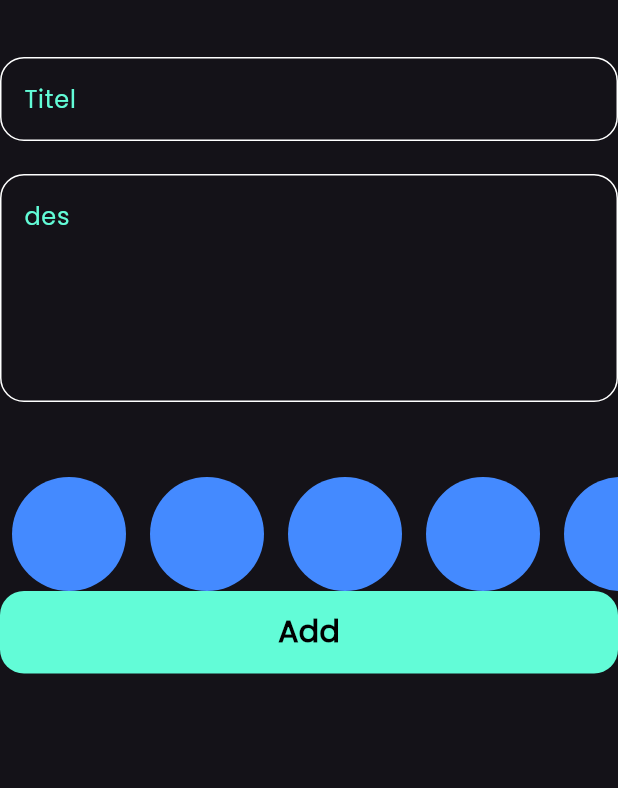
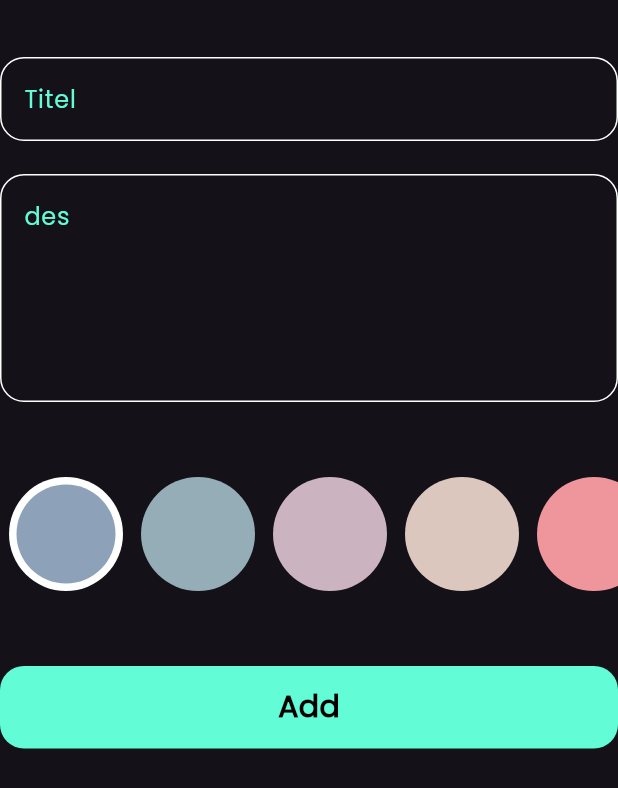
Before and after one commit to elmoatazbellah86/note, a Flutter app: the AddNoteForm widget shown alone on an empty page, opened directly, on a phone screen of 412 x 824 dp. Shown: the top 788 px of the screen. Run offline on Flutter 3.47's test engine with Material 3 defaults, Android fonts, the phone set to English and light mode, and no system bars; our stand-ins replace bloc, flutter_bloc, font_awesome_flutter, hive, hive_flutter; accounts and stored records are empty.

Commit message:
color add box and chang

```diff
--- a/lib/cubits/add_not_cubit/cubit/add_note_cubit.dart
+++ b/lib/cubits/add_not_cubit/cubit/add_note_cubit.dart
@@ -1,4 +1,5 @@
 import 'package:bloc/bloc.dart';
+import 'package:flutter/material.dart';
 import 'package:hive_flutter/hive_flutter.dart';
 import 'package:meta/meta.dart';
 import 'package:note/model/note_model.dart';
@@ -9,10 +10,10 @@ part 'add_note_state.dart';
 class AddNoteCubit extends Cubit<AddNoteState> {
   AddNoteCubit() : super(AddNoteInitial());
   //bool isLoding = false;
-  // Color color = const Color(0xffAC3931);
+  Color? color = const Color(0xffAC3931);
 
   addNote(NoteModel note) async {
-    //note.color = color.value;
+    note.color = color!.value;
     emit(AddNoteLoding());
     try {
       var notesBox = Hive.box<NoteModel>(kNotesBox);
--- a/lib/views/widgets/add_note_form.dart
+++ b/lib/views/widgets/add_note_form.dart
@@ -44,6 +44,7 @@ class _AddNoteFormState extends State<AddNoteForm> {
           ),
           SizedBox(height: 50),
           CloroListView(),
+          SizedBox(height: 50),
           BlocBuilder<AddNoteCubit, AddNoteState>(
             builder: (context, state) {
               return CustumButton(
--- a/lib/views/widgets/color_list_view.dart
+++ b/lib/views/widgets/color_list_view.dart
@@ -1,31 +1,114 @@
 import 'package:flutter/material.dart';
+import 'package:flutter_bloc/flutter_bloc.dart';
+import 'package:note/cubits/add_not_cubit/cubit/add_note_cubit.dart';
 
 class ColorItem extends StatelessWidget {
-  const ColorItem({super.key, required this.isActive});
+  const ColorItem({super.key, required this.isActive, required this.color});
   final bool isActive;
+  final Color color;
   @override
   Widget build(BuildContext context) {
-    return CircleAvatar(backgroundColor: Colors.blueAccent, radius: 38);
+    return isActive
+        ? CircleAvatar(
+          radius: 38,
+          backgroundColor: Colors.white,
+          child: CircleAvatar(backgroundColor: color, radius: 33),
+        )
+        : CircleAvatar(backgroundColor: color, radius: 38);
   }
 }
 
-class CloroListView extends StatelessWidget {
+class CloroListView extends StatefulWidget {
   const CloroListView({super.key});
 
+  @override
+  State<CloroListView> createState() => _CloroListViewState();
+}
+
+class _CloroListViewState extends State<CloroListView> {
+  int currentIndex = 0;
+  List<Color> clors = [
+    Color(0xff8DA1B9),
+    Color(0xff95ADB6),
+    Color(0xffCBB3BF),
+    Color(0xffDBC7BE),
+    Color(0xffEF959C),
+  ];
   @override
   Widget build(BuildContext context) {
     return SizedBox(
       height: 38 * 2,
       child: ListView.builder(
+        itemCount: clors.length,
+        scrollDirection: Axis.horizontal,
         itemBuilder: (context, index) {
           return Padding(
-            padding: const EdgeInsets.symmetric(horizontal: 8),
-            child: ColorItem(isActive: true),
+            padding: const EdgeInsets.symmetric(horizontal: 6),
+            child: GestureDetector(
+              onTap: () {
+                currentIndex = index;
+
+                BlocProvider.of<AddNoteCubit>(context).color = clors[index];
+                setState(() {});
+              },
+              child: ColorItem(
+                color: clors[index],
+                isActive: currentIndex == index,
+              ),
+            ),
           );
         },
-        itemCount: 10,
-        scrollDirection: Axis.horizontal,
       ),
     );
   }
 }
+// تغير سركيل الاختيار
+// import 'package:flutter/material.dart';
+
+// class ColorItem extends StatelessWidget {
+//   const ColorItem({super.key, required this.isActive});
+//   final bool isActive;
+//   @override
+//   Widget build(BuildContext context) {
+//     return isActive
+//         ? CircleAvatar(
+//           radius: 38,
+//           backgroundColor: Colors.white,
+//           child: CircleAvatar(backgroundColor: Colors.blueAccent, radius: 36),
+//         )
+//         : CircleAvatar(backgroundColor: Colors.blueAccent, radius: 38);
+//   }
+// }
+
+// class CloroListView extends StatefulWidget {
+//   const CloroListView({super.key});
+
+//   @override
+//   State<CloroListView> createState() => _CloroListViewState();
+// }
+
+// class _CloroListViewState extends State<CloroListView> {
+//   int currentIndex = 0;
+//   @override
+//   Widget build(BuildContext context) {
+//     return SizedBox(
+//       height: 38 * 2,
+//       child: ListView.builder(
+//         itemBuilder: (context, index) {
+//           return Padding(
+//             padding: const EdgeInsets.symmetric(horizontal: 6),
+//             child: GestureDetector(
+//               onTap: () {
+//                 currentIndex = index;
+//                 setState(() {});
+//               },
+//               child: ColorItem(isActive: currentIndex == index),
+//             ),
+//           );
+//         },
+//         itemCount: 10,
+//         scrollDirection: Axis.horizontal,
+//       ),
+//     );
+//   }
+// }
--- a/lib/views/widgets/not_item.dart
+++ b/lib/views/widgets/not_item.dart
@@ -26,8 +26,7 @@ class NotItem extends StatelessWidget {
       child: Container(
         padding: EdgeInsets.only(top: 24, bottom: 24, left: 16),
         decoration: BoxDecoration(
-          color: Colors.blue,
-          // Color(note.color),
+          color: Color(note.color),
           borderRadius: BorderRadius.circular(16),
         ),
         child: Column(
```
